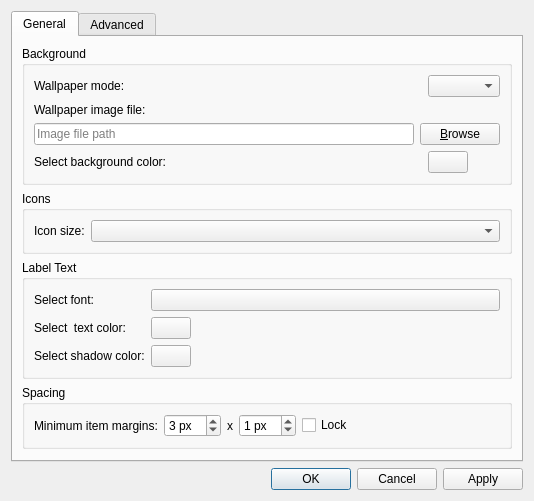
First picture: the form in pcmanfm/desktop-preferences.ui, repository lxqt/pcmanfm-qt, before the edit.
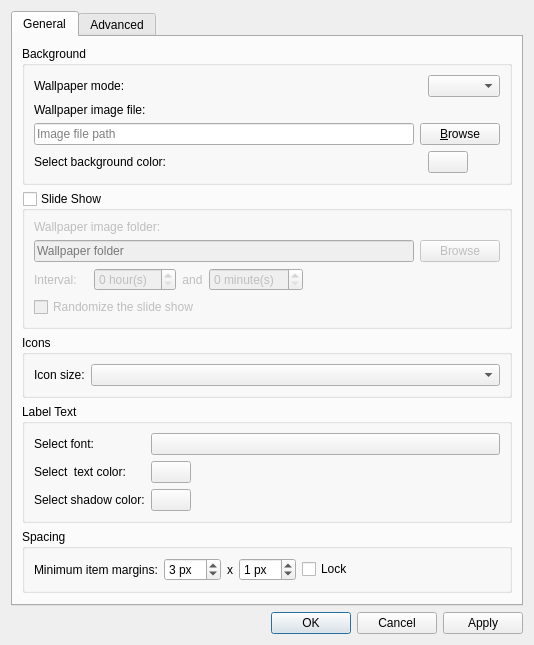
Second picture: the form after the edit. Custom widgets are drawn as their Qt base class.

Commit message:
Wallpaper Slide Show
Fixes https://github.com/lxde/lxqt/issues/608.

The new options are added to Desktop Preferences. The slide-show interval is between 5min and 24h,55min. An option is also added for randomizing the slide show.

What changed in the file:
```diff
--- a/pcmanfm/desktop-preferences.ui
+++ b/pcmanfm/desktop-preferences.ui
@@ -7,7 +7,7 @@
     <x>0</x>
     <y>0</y>
     <width>534</width>
-    <height>434</height>
+    <height>500</height>
    </rect>
   </property>
   <property name="windowTitle">
@@ -113,6 +113,124 @@
          </layout>
         </widget>
        </item>
+       <item>
+        <widget class="QGroupBox" name="slideShow">
+         <property name="title">
+          <string>Slide Show</string>
+         </property>
+         <property name="checkable">
+          <bool>true</bool>
+         </property>
+         <property name="checked">
+          <bool>false</bool>
+         </property>
+         <layout class="QGridLayout" name="gridLayout_4">
+          <item row="0" column="0" colspan="7">
+           <widget class="QLabel" name="label_10">
+            <property name="text">
+             <string>Wallpaper image folder:</string>
+            </property>
+           </widget>
+          </item>
+          <item row="1" column="6">
+           <widget class="QPushButton" name="folderBrowse">
+            <property name="text">
+             <string>Browse</string>
+            </property>
+           </widget>
+          </item>
+          <item row="2" column="2">
+           <widget class="QSpinBox" name="hours">
+            <property name="suffix">
+             <string> hour(s)</string>
+            </property>
+            <property name="maximum">
+             <number>24</number>
+            </property>
+           </widget>
+          </item>
+          <item row="2" column="3">
+           <widget class="QLabel" name="label_12">
+            <property name="text">
+             <string>and</string>
+            </property>
+            <property name="alignment">
+             <set>Qt::AlignCenter</set>
+            </property>
+            <property name="margin">
+             <number>5</number>
+            </property>
+           </widget>
+          </item>
+          <item row="2" column="0">
+           <widget class="QLabel" name="label_11">
+            <property name="toolTip">
+             <string>Intervals less than 5min will be ignored</string>
+            </property>
+            <property name="text">
+             <string>Interval:</string>
+            </property>
+           </widget>
+          </item>
+          <item row="2" column="4">
+           <widget class="QSpinBox" name="minutes">
+            <property name="suffix">
+             <string> minute(s)</string>
+            </property>
+            <property name="maximum">
+             <number>55</number>
+            </property>
+            <property name="singleStep">
+             <number>5</number>
+            </property>
+           </widget>
+          </item>
+          <item row="2" column="5">
+           <spacer name="horizontalSpacer_2">
+            <property name="orientation">
+             <enum>Qt::Horizontal</enum>
+            </property>
+            <property name="sizeHint" stdset="0">
+             <size>
+              <width>10</width>
+              <height>5</height>
+             </size>
+            </property>
+           </spacer>
+          </item>
+          <item row="1" column="0" colspan="6">
+           <widget class="QLineEdit" name="imageFolder">
+            <property name="placeholderText">
+             <string>Wallpaper folder</string>
+            </property>
+           </widget>
+          </item>
+          <item row="2" column="1">
+           <spacer name="horizontalSpacer_3">
+            <property name="orientation">
+             <enum>Qt::Horizontal</enum>
+            </property>
+            <property name="sizeType">
+             <enum>QSizePolicy::Minimum</enum>
+            </property>
+            <property name="sizeHint" stdset="0">
+             <size>
+              <width>5</width>
+              <height>5</height>
+             </size>
+            </property>
+           </spacer>
+          </item>
+          <item row="3" column="0" colspan="6">
+           <widget class="QCheckBox" name="randomize">
+            <property name="text">
+             <string>Randomize the slide show</string>
+            </property>
+           </widget>
+          </item>
+         </layout>
+        </widget>
+       </item>
        <item>
         <widget class="QGroupBox" name="groupBox_5">
          <property name="title">
```
The commit also changes 6 other files.
